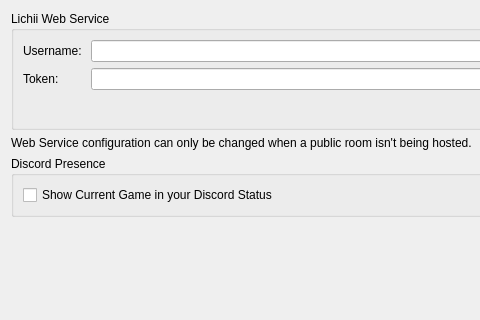
Before: the Qt Designer form src/yuzu/configuration/configure_web.ui in Riddsc/satronho-nx, drawn with Qt 5; both pictures show x 0 to 480 and y 0 to 320 of the 926 by 561 pixel window.
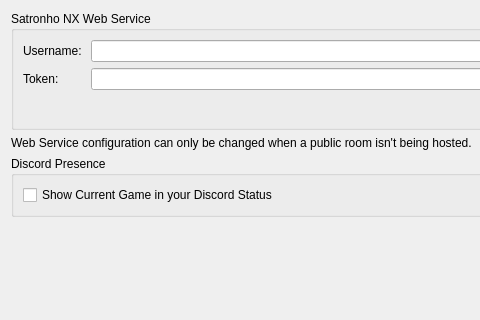
After: the same form once the commit is applied.

Commit message:
Medidor de rendimiento desde nx2_switches.txt y textos con el nombre Satronho NX
- nx2_profile: EDEN_NX2_GPU_PROFILE se leía antes de main(), así que
  no funcionaba desde nx2_switches.txt; ahora se lee al primer uso
- Ventanas, diálogos y atajos muestran "Satronho NX" en lugar de "Lichii"
  (los créditos a Lichii, Eglantine y Eden se mantienen en "Acerca de")

The edit to the form file:
```diff
--- a/src/yuzu/configuration/configure_web.ui
+++ b/src/yuzu/configuration/configure_web.ui
@@ -22,7 +22,7 @@
      <item>
       <widget class="QGroupBox" name="groupBoxWebConfig">
        <property name="title">
-        <string>Lichii Web Service</string>
+        <string>Satronho NX Web Service</string>
        </property>
        <layout class="QVBoxLayout" name="verticalLayoutYuzuWebService">
         <item>
```
The commit also changes 18 other files.
